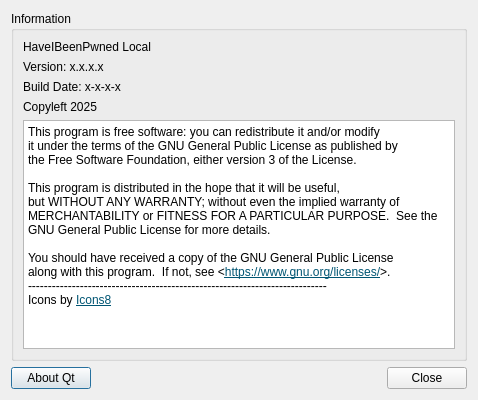
Old version of the form aboutdialog.ui in the repository BrainB0ne/haveibeenpwned-local.
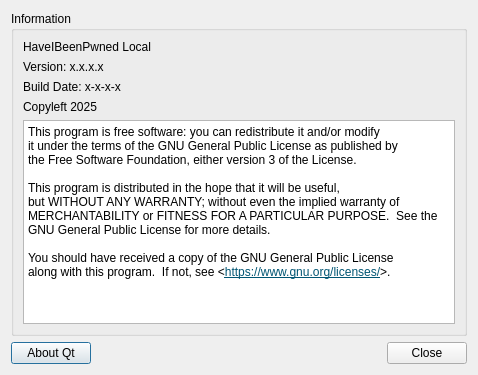
New version of the form.

Commit message: replaced icons (Tabler Icons Premium)

Diff of the .ui file:
```diff
--- a/aboutdialog.ui
+++ b/aboutdialog.ui
@@ -10,7 +10,7 @@
     <x>0</x>
     <y>0</y>
     <width>478</width>
-    <height>400</height>
+    <height>375</height>
    </rect>
   </property>
   <property name="windowTitle">
@@ -74,9 +74,7 @@
 &lt;p style=&quot; margin-top:0px; margin-bottom:0px; margin-left:0px; margin-right:0px; -qt-block-indent:0; text-indent:0px;&quot;&gt;GNU General Public License for more details.&lt;/p&gt;
 &lt;p style=&quot;-qt-paragraph-type:empty; margin-top:0px; margin-bottom:0px; margin-left:0px; margin-right:0px; -qt-block-indent:0; text-indent:0px;&quot;&gt;&lt;br /&gt;&lt;/p&gt;
 &lt;p style=&quot; margin-top:0px; margin-bottom:0px; margin-left:0px; margin-right:0px; -qt-block-indent:0; text-indent:0px;&quot;&gt;You should have received a copy of the GNU General Public License&lt;/p&gt;
-&lt;p style=&quot; margin-top:0px; margin-bottom:0px; margin-left:0px; margin-right:0px; -qt-block-indent:0; text-indent:0px;&quot;&gt;along with this program.  If not, see &amp;lt;&lt;a href=&quot;https://www.gnu.org/licenses/&quot;&gt;&lt;span style=&quot; text-decoration: underline; color:#005573;&quot;&gt;https://www.gnu.org/licenses/&lt;/span&gt;&lt;/a&gt;&amp;gt;.&lt;/p&gt;
-&lt;p style=&quot; margin-top:0px; margin-bottom:0px; margin-left:0px; margin-right:0px; -qt-block-indent:0; text-indent:0px;&quot;&gt;---------------------------------------------------------------------------&lt;/p&gt;
-&lt;p style=&quot; margin-top:0px; margin-bottom:0px; margin-left:0px; margin-right:0px; -qt-block-indent:0; text-indent:0px;&quot;&gt;Icons by &lt;a href=&quot;https://icons8.com/&quot;&gt;&lt;span style=&quot; text-decoration: underline; color:#005573;&quot;&gt;Icons8&lt;/span&gt;&lt;/a&gt;&lt;/p&gt;&lt;/body&gt;&lt;/html&gt;</string>
+&lt;p style=&quot; margin-top:0px; margin-bottom:0px; margin-left:0px; margin-right:0px; -qt-block-indent:0; text-indent:0px;&quot;&gt;along with this program.  If not, see &amp;lt;&lt;a href=&quot;https://www.gnu.org/licenses/&quot;&gt;&lt;span style=&quot; text-decoration: underline; color:#005573;&quot;&gt;https://www.gnu.org/licenses/&lt;/span&gt;&lt;/a&gt;&amp;gt;.&lt;/p&gt;&lt;/body&gt;&lt;/html&gt;</string>
         </property>
         <property name="textInteractionFlags">
          <set>Qt::TextInteractionFlag::LinksAccessibleByMouse|Qt::TextInteractionFlag::TextSelectableByMouse</set>
```
The commit also changes 9 other files.
